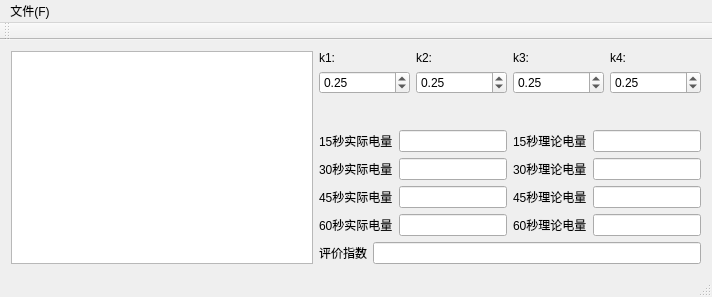
Above: mainwindow.ui from qwertylevel3/Ele before the change. Below: the same form after it.
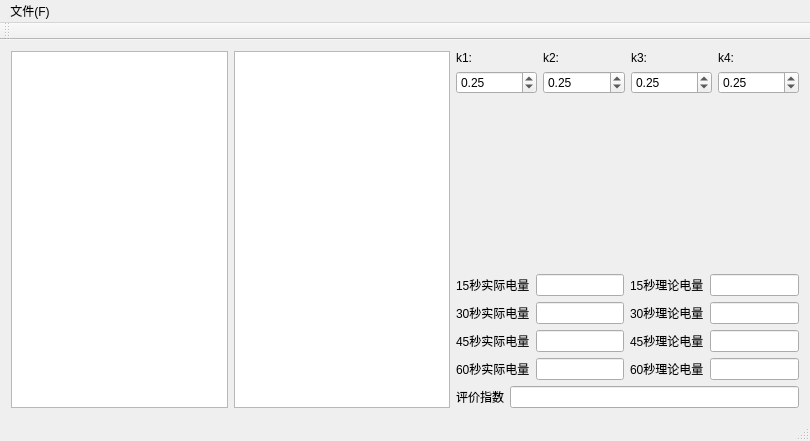
That is the form after the change.

The edit to the form file:
```diff
--- a/mainwindow.ui
+++ b/mainwindow.ui
@@ -6,8 +6,8 @@
    <rect>
     <x>0</x>
     <y>0</y>
-    <width>712</width>
-    <height>297</height>
+    <width>810</width>
+    <height>441</height>
    </rect>
   </property>
   <property name="windowTitle">
@@ -15,6 +15,9 @@
   </property>
   <widget class="QWidget" name="centralWidget">
    <layout class="QHBoxLayout" name="horizontalLayout_2">
+    <item>
+     <widget class="QListView" name="dataSetList"/>
+    </item>
     <item>
      <widget class="QListView" name="listView"/>
     </item>
@@ -212,7 +215,7 @@
     <rect>
      <x>0</x>
      <y>0</y>
-     <width>712</width>
+     <width>810</width>
      <height>23</height>
     </rect>
    </property>
```
